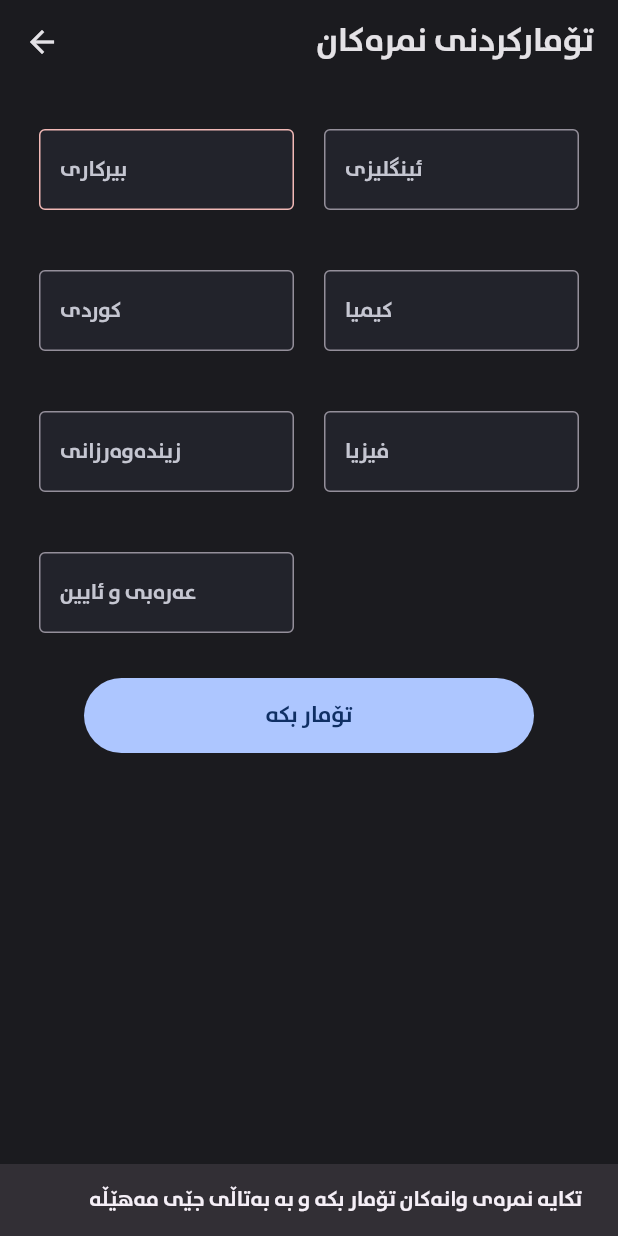
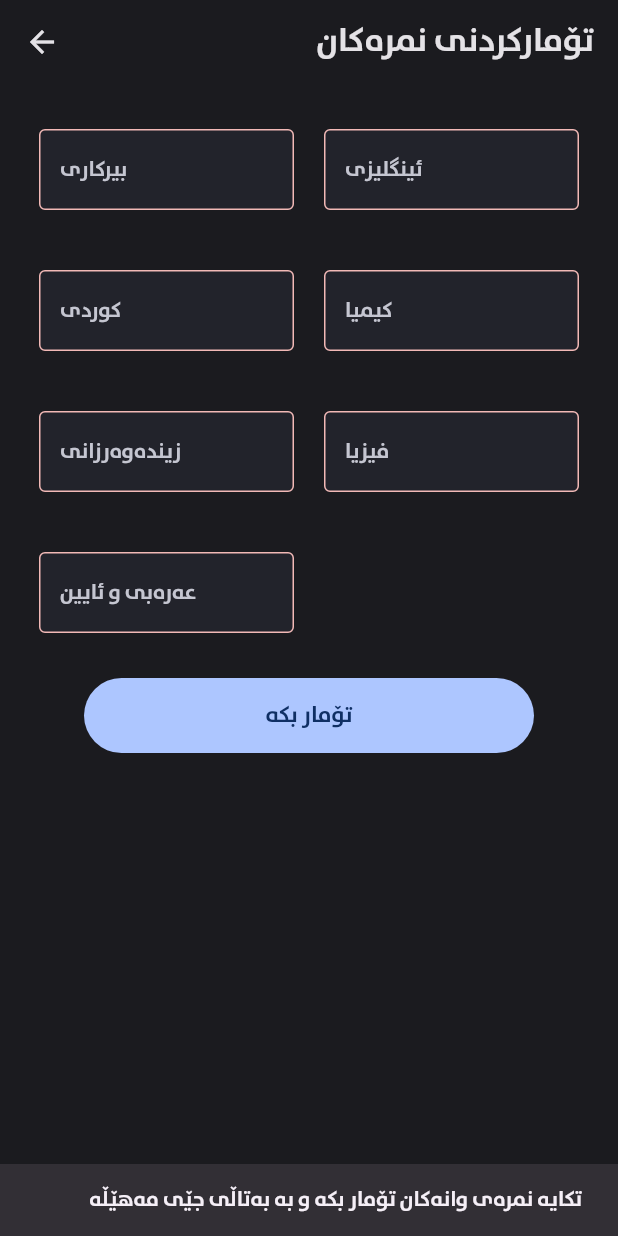
Before and after one commit to akar-jaza/bashakam, a Flutter app: the TomarkrdniNmrayZanstiPage screen opened directly, after a tap on "تۆمار بکە", on a phone screen of 412 x 824 dp. Run offline on Flutter 3.47's test engine with Material 2 defaults, Android fonts, the phone set to English and light mode, and no system bars; our stand-ins replace flutter_svg.

Commit message:
gryanm det hawreyan shkur textfielsish najat

```diff
--- a/lib/Screens/nmrakanm_screen/tomarkrdni_nmray_zansty.dart
+++ b/lib/Screens/nmrakanm_screen/tomarkrdni_nmray_zansty.dart
@@ -170,7 +170,41 @@ class _TomarkrdniNmrayZanstiPageState extends State<TomarkrdniNmrayZanstiPage> {
             ),
             MyButton(
               onPressed: () {
+                bool anyFieldIsEmpty = false;
+
                 if (_mathTextController.text.isEmpty) {
+                  anyFieldIsEmpty = true;
+                  _mathTextfieldcolor = ThemeColors.kTextfieledIsEmptyColor;
+                }
+                if (_englishTextController.text.isEmpty) {
+                  anyFieldIsEmpty = true;
+                  _englishTextfieldcolor = ThemeColors.kTextfieledIsEmptyColor;
+                }
+                if (_kurdiTextController.text.isEmpty) {
+                  anyFieldIsEmpty = true;
+                  _kurdishTextfieldcolor = ThemeColors.kTextfieledIsEmptyColor;
+                }
+                if (_chemistryTextController.text.isEmpty) {
+                  anyFieldIsEmpty = true;
+                  _chemistryTextfieldcolor =
+                      ThemeColors.kTextfieledIsEmptyColor;
+                }
+                if (_biologyTextController.text.isEmpty) {
+                  anyFieldIsEmpty = true;
+                  _biologyTextfieldcolor = ThemeColors.kTextfieledIsEmptyColor;
+                }
+                if (_physicTextController.text.isEmpty) {
+                  anyFieldIsEmpty = true;
+                  _physicTextfieldcolor = ThemeColors.kTextfieledIsEmptyColor;
+                }
+                if (_arabicAndAiinTextController.text.isEmpty) {
+                  anyFieldIsEmpty = true;
+                  _arabicAndAiinTextfieldcolor =
+                      ThemeColors.kTextfieledIsEmptyColor;
+                }
+
+                if (anyFieldIsEmpty) {
+                  setState(() {});
                   ScaffoldMessenger.of(context).showSnackBar(
                     SnackBar(
                       content: Text(
@@ -182,117 +216,10 @@ class _TomarkrdniNmrayZanstiPageState extends State<TomarkrdniNmrayZanstiPage> {
                       ),
                     ),
                   );
-                  setState(() {
-                    _mathTextfieldcolor = ThemeColors.kTextfieledIsEmptyColor;
-                  });
-                  return;
-                }
-                if (_englishTextController.text.isEmpty) {
-                  ScaffoldMessenger.of(context).showSnackBar(
-                    SnackBar(
-                      content: Text(
-                        'تکایە نمرەی وانەکان تۆمار بکە و بە بەتاڵی جێی مەهێڵە',
-                        textAlign: TextAlign.end,
-                        style: TextStyle(
-                          fontFamily: 'rabarBold',
-                        ),
-                      ),
-                    ),
-                  );
-                  setState(() {
-                    _englishTextfieldcolor =
-                        ThemeColors.kTextfieledIsEmptyColor;
-                  });
-                }
-                if (_kurdiTextController.text.isEmpty) {
-                  ScaffoldMessenger.of(context).showSnackBar(
-                    SnackBar(
-                      content: Text(
-                        'تکایە نمرەی وانەکان تۆمار بکە و بە بەتاڵی جێی مەهێڵە',
-                        textAlign: TextAlign.end,
-                        style: TextStyle(
-                          fontFamily: 'rabarBold',
-                        ),
-                      ),
-                    ),
-                  );
-                  setState(() {
-                    _kurdishTextfieldcolor =
-                        ThemeColors.kTextfieledIsEmptyColor;
-                  });
-                }
-                if (_chemistryTextController.text.isEmpty) {
-                  ScaffoldMessenger.of(context).showSnackBar(
-                    SnackBar(
-                      content: Text(
-                        'تکایە نمرەی وانەکان تۆمار بکە و بە بەتاڵی جێی مەهێڵە',
-                        textAlign: TextAlign.end,
-                        style: TextStyle(
-                          fontFamily: 'rabarBold',
-                        ),
-                      ),
-                    ),
-                  );
-                  setState(() {
-                    _chemistryTextfieldcolor =
-                        ThemeColors.kTextfieledIsEmptyColor;
-                  });
-                  return;
-                }
-                if (_biologyTextController.text.isEmpty) {
-                  ScaffoldMessenger.of(context).showSnackBar(
-                    SnackBar(
-                      content: Text(
-                        'تکایە نمرەی وانەکان تۆمار بکە و بە بەتاڵی جێی مەهێڵە',
-                        textAlign: TextAlign.end,
-                        style: TextStyle(
-                          fontFamily: 'rabarBold',
-                        ),
-                      ),
-                    ),
-                  );
-                  setState(() {
-                    _biologyTextfieldcolor =
-                        ThemeColors.kTextfieledIsEmptyColor;
-                  });
-                  return;
-                }
-                if (_physicTextController.text.isEmpty) {
-                  ScaffoldMessenger.of(context).showSnackBar(
-                    SnackBar(
-                      content: Text(
-                        'تکایە نمرەی وانەکان تۆمار بکە و بە بەتاڵی جێی مەهێڵە',
-                        textAlign: TextAlign.end,
-                        style: TextStyle(
-                          fontFamily: 'rabarBold',
-                        ),
-                      ),
-                    ),
-                  );
-                  setState(() {
-                    _physicTextfieldcolor = ThemeColors.kTextfieledIsEmptyColor;
-                  });
-                  return;
-                }
-                if (_arabicAndAiinTextController.text.isEmpty) {
-                  ScaffoldMessenger.of(context).showSnackBar(
-                    SnackBar(
-                      content: Text(
-                        'تکایە نمرەی وانەکان تۆمار بکە و بە بەتاڵی جێی مەهێڵە',
-                        textAlign: TextAlign.end,
-                        style: TextStyle(
-                          fontFamily: 'rabarBold',
-                        ),
-                      ),
-                    ),
-                  );
-                  setState(() {
-                    _arabicAndAiinTextfieldcolor =
-                        ThemeColors.kTextfieledIsEmptyColor;
-                  });
                   return;
                 }
 
+                // At least one field is filled, continue with your logic
                 double mathScore =
                     double.tryParse(_mathTextController.text) ?? 0;
                 double englishScore =
```
